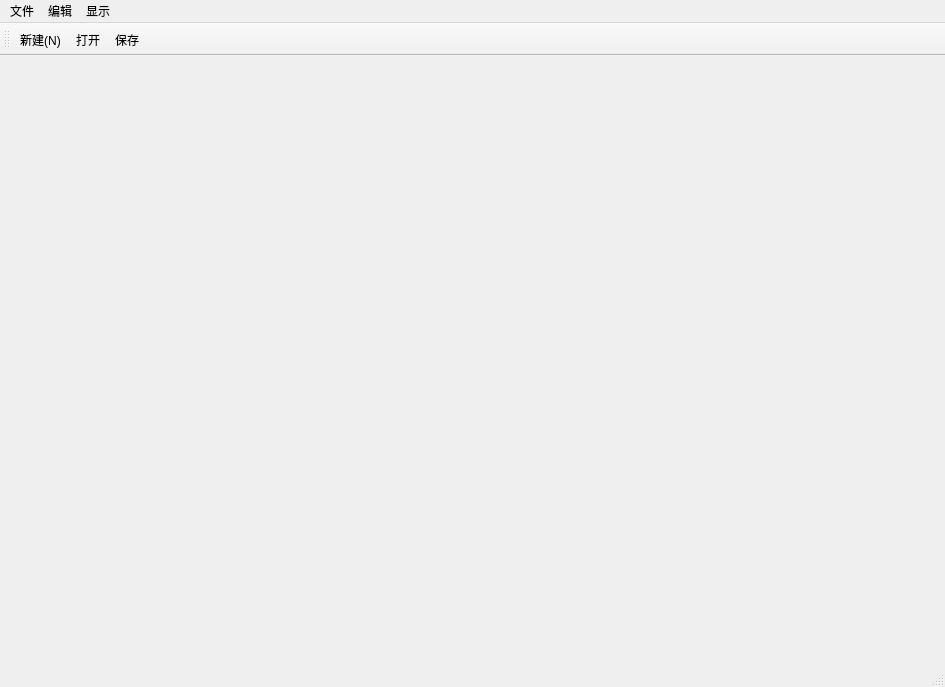
This is mainwindow.ui in bluelight3/TestMainWindow as Qt 5 draws it before an edit. The edited form follows.
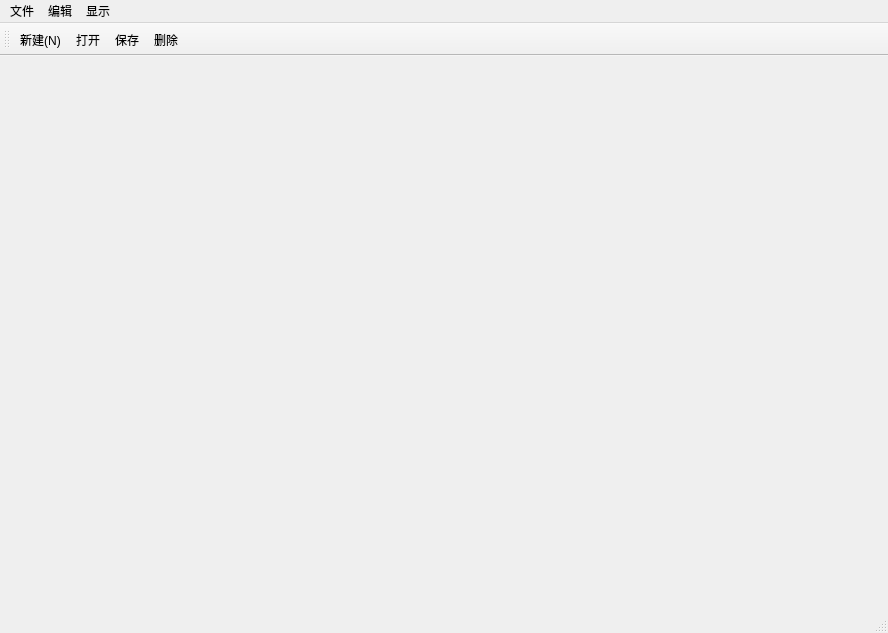
This is the edited form. Icons and pictures are not drawn.

```diff
--- a/mainwindow.ui
+++ b/mainwindow.ui
@@ -6,8 +6,8 @@
    <rect>
     <x>0</x>
     <y>0</y>
-    <width>945</width>
-    <height>687</height>
+    <width>888</width>
+    <height>633</height>
    </rect>
   </property>
   <property name="windowTitle">
@@ -19,7 +19,7 @@
     <rect>
      <x>0</x>
      <y>0</y>
-     <width>945</width>
+     <width>888</width>
      <height>26</height>
     </rect>
    </property>
@@ -66,6 +66,7 @@
    <addaction name="actionNew"/>
    <addaction name="actionOpen"/>
    <addaction name="actionSave"/>
+   <addaction name="actionDelete"/>
   </widget>
   <action name="actionNew">
    <property name="icon">
@@ -166,6 +167,21 @@
     <string>Ctrl+D</string>
    </property>
   </action>
+  <action name="actionDelete">
+   <property name="icon">
+    <iconset resource="diagramscene.qrc">
+     <normaloff>:/images/delete.png</normaloff>:/images/delete.png</iconset>
+   </property>
+   <property name="text">
+    <string>删除</string>
+   </property>
+   <property name="toolTip">
+    <string>删除</string>
+   </property>
+   <property name="shortcut">
+    <string>Del</string>
+   </property>
+  </action>
  </widget>
  <resources>
   <include location="myimages.qrc"/>
```
Left out of the diff: 5 changed lines with no effect on the pictures.
